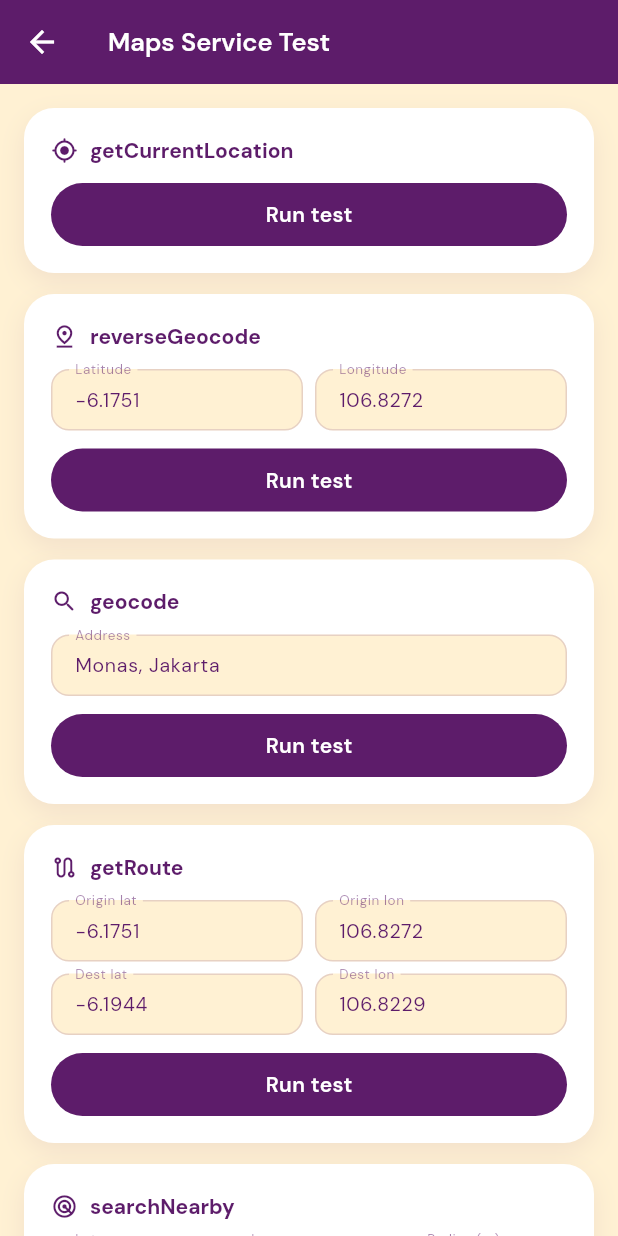
After one commit to rafaelasaedginius/TUTELA, a Flutter app: the MapsDebugScreen screen opened by its route, on a phone screen of 412 x 824 dp. The commit adds this screen. Run offline on Flutter 3.47's test engine with Material 3 defaults, Android fonts, the phone set to English and light mode, and no system bars; our stand-ins replace cloud_firestore, firebase_auth, firebase_core, geolocator, google_fonts; missing offline and left inert: cloudinary_public; accounts and stored records are empty; generated files the repository leaves out were written again.

Commit message:
feat(maps API): debug screen for testing in maps, searchNearby still broken

```diff
--- a/lib/main.dart
+++ b/lib/main.dart
@@ -3,6 +3,7 @@ import 'package:google_fonts/google_fonts.dart';
 import 'package:firebase_core/firebase_core.dart';
 import 'firebase_options.dart';
 import 'screens/home_dashboard_screen.dart';
+import 'screens/maps_debug_screen.dart';
 import 'screens/home_screen.dart';
 import 'screens/safe_route_planner_screen.dart';
 import 'screens/safety_circle_screen.dart';
@@ -40,6 +41,7 @@ class TutelaApp extends StatelessWidget {
         TutelaRoutes.route: (context) => const SafeRoutePlannerScreen(),
         TutelaRoutes.circle: (context) => const SafetyCircleScreen(),
         TutelaRoutes.support: (context) => const SupportGroupsScreen(),
+        '/maps-debug': (context) => const MapsDebugScreen(),
       },
     );
   }
--- a/lib/screens/home_dashboard_screen.dart
+++ b/lib/screens/home_dashboard_screen.dart
@@ -53,6 +53,12 @@ class HomeDashboardScreen extends StatelessWidget {
                       ],
                     ),
                     const Spacer(),
+                    // TODO: remove after maps testing
+                    _IconCircleButton(
+                      icon: Icons.bug_report_outlined,
+                      onTap: () => Navigator.of(context).pushNamed('/maps-debug'),
+                    ),
+                    const SizedBox(width: 8),
                     _IconCircleButton(
                       icon: Icons.notifications_none_rounded,
                       onTap: () {},
--- /dev/null
+++ b/lib/screens/maps_debug_screen.dart
@@ -0,0 +1,362 @@
+import 'package:flutter/material.dart';
+import 'package:google_fonts/google_fonts.dart';
+import 'package:tutela/models/geo_location_model.dart';
+import 'package:tutela/services/maps_service.dart';
+import 'package:tutela/theme/tutela_colors.dart';
+
+typedef _State = ({bool loading, String? result, String? error});
+
+class MapsDebugScreen extends StatefulWidget {
+  const MapsDebugScreen({super.key});
+
+  @override
+  State<MapsDebugScreen> createState() => _MapsDebugScreenState();
+}
+
+class _MapsDebugScreenState extends State<MapsDebugScreen> {
+  final _service = MapsService();
+  final Map<String, _State> _states = {};
+
+  // Pre-filled with Monas & Bundaran HI (Jakarta)
+  final _revLatC    = TextEditingController(text: '-6.1751');
+  final _revLonC    = TextEditingController(text: '106.8272');
+  final _geoAddrC   = TextEditingController(text: 'Monas, Jakarta');
+  final _origLatC   = TextEditingController(text: '-6.1751');
+  final _origLonC   = TextEditingController(text: '106.8272');
+  final _destLatC   = TextEditingController(text: '-6.1944');
+  final _destLonC   = TextEditingController(text: '106.8229');
+  final _nearLatC   = TextEditingController(text: '-6.1751');
+  final _nearLonC   = TextEditingController(text: '106.8272');
+  final _nearRadC   = TextEditingController(text: '500');
+  final _nearKwC    = TextEditingController();
+  final _placeQC    = TextEditingController(text: 'polisi Jakarta');
+
+  @override
+  void dispose() {
+    for (final c in [
+      _revLatC, _revLonC, _geoAddrC, _origLatC, _origLonC,
+      _destLatC, _destLonC, _nearLatC, _nearLonC, _nearRadC, _nearKwC, _placeQC,
+    ]) { c.dispose(); }
+    super.dispose();
+  }
+
+  Future<void> _run(String key, Future<String> Function() fn) async {
+    setState(() => _states[key] = (loading: true, result: null, error: null));
+    try {
+      final result = await fn();
+      setState(() => _states[key] = (loading: false, result: result, error: null));
+    } catch (e) {
+      setState(() => _states[key] = (loading: false, result: null, error: e.toString()));
+    }
+  }
+
+  @override
+  Widget build(BuildContext context) {
+    return Scaffold(
+      backgroundColor: TutelaColors.ivory,
+      appBar: AppBar(
+        backgroundColor: TutelaColors.plum,
+        foregroundColor: TutelaColors.canvas,
+        title: Text(
+          'Maps Service Test',
+          style: GoogleFonts.dmSans(
+            color: TutelaColors.canvas,
+            fontSize: 17,
+            fontWeight: FontWeight.w600,
+          ),
+        ),
+      ),
+      body: ListView(
+        padding: const EdgeInsets.all(16),
+        children: [
+          _SectionCard(
+            title: 'getCurrentLocation',
+            icon: Icons.my_location_rounded,
+            state: _states['location'],
+            onTest: () => _run('location', () async {
+              final loc = await _service.getCurrentLocation();
+              return 'lat: ${loc.latitude}\n'
+                  'lon: ${loc.longitude}\n'
+                  'address: ${loc.address ?? '—'}\n'
+                  'accuracy: ${loc.accuracyMeters?.toStringAsFixed(1) ?? '—'} m';
+            }),
+          ),
+          _SectionCard(
+            title: 'reverseGeocode',
+            icon: Icons.pin_drop_outlined,
+            state: _states['reverse'],
+            fields: [
+              _row([_field('Latitude', _revLatC), _field('Longitude', _revLonC)]),
+            ],
+            onTest: () => _run('reverse', () async {
+              final lat = double.parse(_revLatC.text.trim());
+              final lon = double.parse(_revLonC.text.trim());
+              return await _service.reverseGeocode(lat, lon) ?? 'No result';
+            }),
+          ),
+          _SectionCard(
+            title: 'geocode',
+            icon: Icons.search_rounded,
+            state: _states['geocode'],
+            fields: [_field('Address', _geoAddrC)],
+            onTest: () => _run('geocode', () async {
+              final loc = await _service.geocode(_geoAddrC.text.trim());
+              if (loc == null) return 'No result';
+              return 'lat: ${loc.latitude}\n'
+                  'lon: ${loc.longitude}\n'
+                  'address: ${loc.address ?? '—'}';
+            }),
+          ),
+          _SectionCard(
+            title: 'getRoute',
+            icon: Icons.route_outlined,
+            state: _states['route'],
+            fields: [
+              _row([_field('Origin lat', _origLatC), _field('Origin lon', _origLonC)]),
+              const SizedBox(height: 8),
+              _row([_field('Dest lat', _destLatC), _field('Dest lon', _destLonC)]),
+            ],
+            onTest: () => _run('route', () async {
+              final origin = GeoLocation(
+                latitude: double.parse(_origLatC.text.trim()),
+                longitude: double.parse(_origLonC.text.trim()),
+              );
+              final dest = GeoLocation(
+                latitude: double.parse(_destLatC.text.trim()),
+                longitude: double.parse(_destLonC.text.trim()),
+              );
+              final pts = await _service.getRoute(origin: origin, destination: dest);
+              return '${pts.length} route points\n'
+                  'First: ${pts.first.latitude}, ${pts.first.longitude}\n'
+                  'Last:  ${pts.last.latitude}, ${pts.last.longitude}';
+            }),
+          ),
+          _SectionCard(
+            title: 'searchNearby',
+            icon: Icons.radar_rounded,
+            state: _states['nearby'],
+            fields: [
+              _row([
+                _field('Lat', _nearLatC),
+                _field('Lon', _nearLonC),
+                _field('Radius (m)', _nearRadC),
+              ]),
+              const SizedBox(height: 8),
+              _field('Keyword (optional)', _nearKwC),
+            ],
+            onTest: () => _run('nearby', () async {
+              final loc = GeoLocation(
+                latitude: double.parse(_nearLatC.text.trim()),
+                longitude: double.parse(_nearLonC.text.trim()),
+              );
+              final kw = _nearKwC.text.trim();
+              final results = await _service.searchNearby(
+                location: loc,
+                radiusMeters: double.parse(_nearRadC.text.trim()),
+                keyword: kw.isEmpty ? null : kw,
+              );
+              if (results.isEmpty) return 'No results';
+              final first = results.first;
+              final name = first['tags']?['name']
+                  ?? first['tags']?['amenity']
+                  ?? '—';
+              return '${results.length} results\n'
+                  'First: $name\n'
+                  'At: ${first['lat']}, ${first['lon']}';
+            }),
+          ),
+          _SectionCard(
+            title: 'searchPlaces',
+            icon: Icons.place_outlined,
+            state: _states['places'],
+            fields: [_field('Query', _placeQC)],
+            onTest: () => _run('places', () async {
+              final results = await _service.searchPlaces(_placeQC.text.trim());
+              if (results.isEmpty) return 'No results';
+              return '${results.length} results\n'
+                  'First: ${results.first['display_name'] ?? '—'}';
+            }),
+          ),
+          const SizedBox(height: 16),
+        ],
+      ),
+    );
+  }
+
+  Widget _field(String label, TextEditingController controller) {
+    return TextField(
+      controller: controller,
+      style: GoogleFonts.dmSans(fontSize: 13, color: TutelaColors.plum),
+      decoration: InputDecoration(
+        labelText: label,
+        labelStyle: GoogleFonts.dmSans(
+          fontSize: 12,
+          color: TutelaColors.plum.withValues(alpha: 0.55),
+        ),
+        filled: true,
+        fillColor: TutelaColors.ivory,
+        isDense: true,
+        contentPadding: const EdgeInsets.symmetric(horizontal: 12, vertical: 11),
+        border: OutlineInputBorder(
+          borderRadius: BorderRadius.circular(12),
+          borderSide: BorderSide(color: TutelaColors.plum.withValues(alpha: 0.15)),
+        ),
+        enabledBorder: OutlineInputBorder(
+          borderRadius: BorderRadius.circular(12),
+          borderSide: BorderSide(color: TutelaColors.plum.withValues(alpha: 0.15)),
+        ),
+        focusedBorder: OutlineInputBorder(
+          borderRadius: BorderRadius.circular(12),
+          borderSide: const BorderSide(color: TutelaColors.plum),
+        ),
+      ),
+    );
+  }
+
+  Widget _row(List<Widget> children) {
+    return Row(
+      children: [
+        for (int i = 0; i < children.length; i++) ...[
+          if (i > 0) const SizedBox(width: 8),
+          Expanded(child: children[i]),
+        ],
+      ],
+    );
+  }
+}
+
+// ── Section card ──────────────────────────────────────────────────────────────
+
+class _SectionCard extends StatelessWidget {
+  const _SectionCard({
+    required this.title,
+    required this.icon,
+    required this.onTest,
+    this.state,
+    this.fields = const [],
+  });
+
+  final String title;
+  final IconData icon;
+  final VoidCallback onTest;
+  final _State? state;
+  final List<Widget> fields;
+
+  @override
+  Widget build(BuildContext context) {
+    final busy = state?.loading == true;
+
+    return Container(
+      margin: const EdgeInsets.only(bottom: 14),
+      padding: const EdgeInsets.all(18),
+      decoration: BoxDecoration(
+        color: TutelaColors.canvas,
+        borderRadius: BorderRadius.circular(20),
+        boxShadow: [
+          BoxShadow(
+            color: TutelaColors.plum.withValues(alpha: 0.08),
+            blurRadius: 14,
+            offset: const Offset(0, 6),
+          ),
+        ],
+      ),
+      child: Column(
+        crossAxisAlignment: CrossAxisAlignment.start,
+        children: [
+          Row(
+            children: [
+              Icon(icon, color: TutelaColors.plum, size: 18),
+              const SizedBox(width: 8),
+              Text(
+                title,
+                style: GoogleFonts.dmSans(
+                  color: TutelaColors.plum,
+                  fontSize: 14,
+                  fontWeight: FontWeight.w700,
+                  letterSpacing: 0,
+                ),
+              ),
+            ],
+          ),
+          if (fields.isNotEmpty) ...[
+            const SizedBox(height: 12),
+            ...fields,
+          ],
+          const SizedBox(height: 12),
+          GestureDetector(
+            onTap: busy ? null : onTest,
+            child: Container(
+              height: 42,
+              decoration: BoxDecoration(
+                color: busy
+                    ? TutelaColors.plum.withValues(alpha: 0.5)
+                    : TutelaColors.plum,
+                borderRadius: BorderRadius.circular(21),
+              ),
+              alignment: Alignment.center,
+              child: busy
+                  ? const SizedBox(
+                      width: 18,
+                      height: 18,
+                      child: CircularProgressIndicator(
+                        strokeWidth: 2,
+                        color: TutelaColors.canvas,
+                      ),
+                    )
+                  : Text(
+                      'Run test',
+                      style: GoogleFonts.dmSans(
+                        color: TutelaColors.canvas,
+                        fontSize: 14,
+                        fontWeight: FontWeight.w600,
+                        height: 1,
+                      ),
+                    ),
+            ),
+          ),
+          if (state?.result != null) ...[
+            const SizedBox(height: 12),
+            _ResultBox(text: state!.result!, isError: false),
+          ],
+          if (state?.error != null) ...[
+            const SizedBox(height: 12),
+            _ResultBox(text: state!.error!, isError: true),
+          ],
+        ],
+      ),
+    );
+  }
+}
+
+class _ResultBox extends StatelessWidget {
+  const _ResultBox({required this.text, required this.isError});
+
+  final String text;
+  final bool isError;
+
+  @override
+  Widget build(BuildContext context) {
+    return Container(
+      width: double.infinity,
+      padding: const EdgeInsets.all(12),
+      decoration: BoxDecoration(
+        color: isError ? const Color(0xFFFFF0F0) : TutelaColors.ivory,
+        borderRadius: BorderRadius.circular(12),
+        border: Border.all(
+          color: isError
+              ? const Color(0xFFFFCDD2)
+              : TutelaColors.plum.withValues(alpha: 0.1),
+        ),
+      ),
+      child: Text(
+        text,
+        style: GoogleFonts.dmSans(
+          fontSize: 12.5,
+          color: isError ? const Color(0xFFB71C1C) : TutelaColors.plum,
+          height: 1.5,
+          letterSpacing: 0,
+        ),
+      ),
+    );
+  }
+}
--- a/lib/services/maps_service.dart
+++ b/lib/services/maps_service.dart
@@ -10,7 +10,7 @@ import 'package:tutela/models/geo_location_model.dart';
 class MapsService {
   static const _nominatim = 'https://nominatim.openstreetmap.org';
   static const _osrm = 'https://router.project-osrm.org';
-  static const _overpass = 'https://overpass-api.de/api/interpreter';
+  static const _overpass = 'https://overpass.kumi.systems/api/interpreter';
 
   // Nominatim requires a descriptive User-Agent header.
   static const _headers = {'User-Agent': 'Tutela/1.0'};
@@ -129,18 +129,14 @@ class MapsService {
     required double radiusMeters,
     String? keyword,
   }) async {
-    final filter =
-        keyword != null ? '[name~"$keyword",i]' : '[amenity]';
-    final query = '''
-[out:json];
-node(around:$radiusMeters,${location.latitude},${location.longitude})$filter;
-out body;
-''';
+    final filter = keyword != null
+        ? '[name~"$keyword",i]'
+        : '["amenity"~"police|hospital|fire_station|pharmacy|clinic"]';
+    final query =
+        '[out:json][timeout:25];node(around:$radiusMeters,${location.latitude},${location.longitude})$filter;out body 50;';
 
-    final response = await http.post(
-      Uri.parse(_overpass),
-      body: {'data': query},
-    );
+    final uri = Uri.parse(_overpass).replace(queryParameters: {'data': query});
+    final response = await http.get(uri, headers: _headers);
     _assertOk(response);
 
     final data = jsonDecode(response.body) as Map<String, dynamic>;
```
Also changed, not shown: 1 other file.
